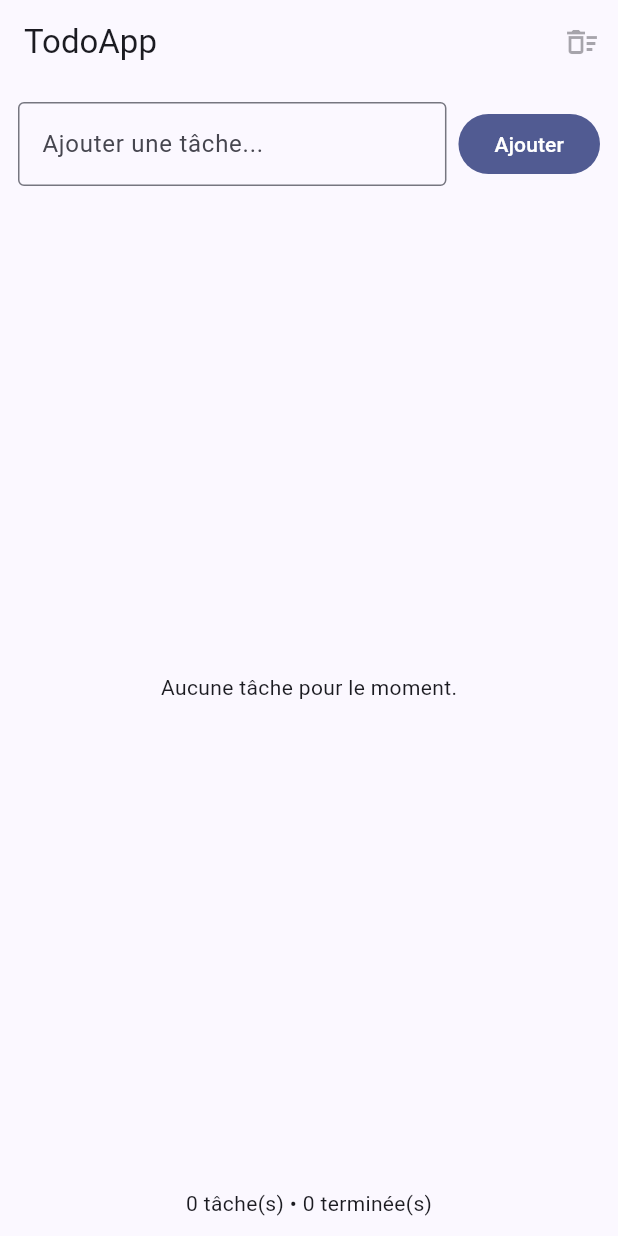
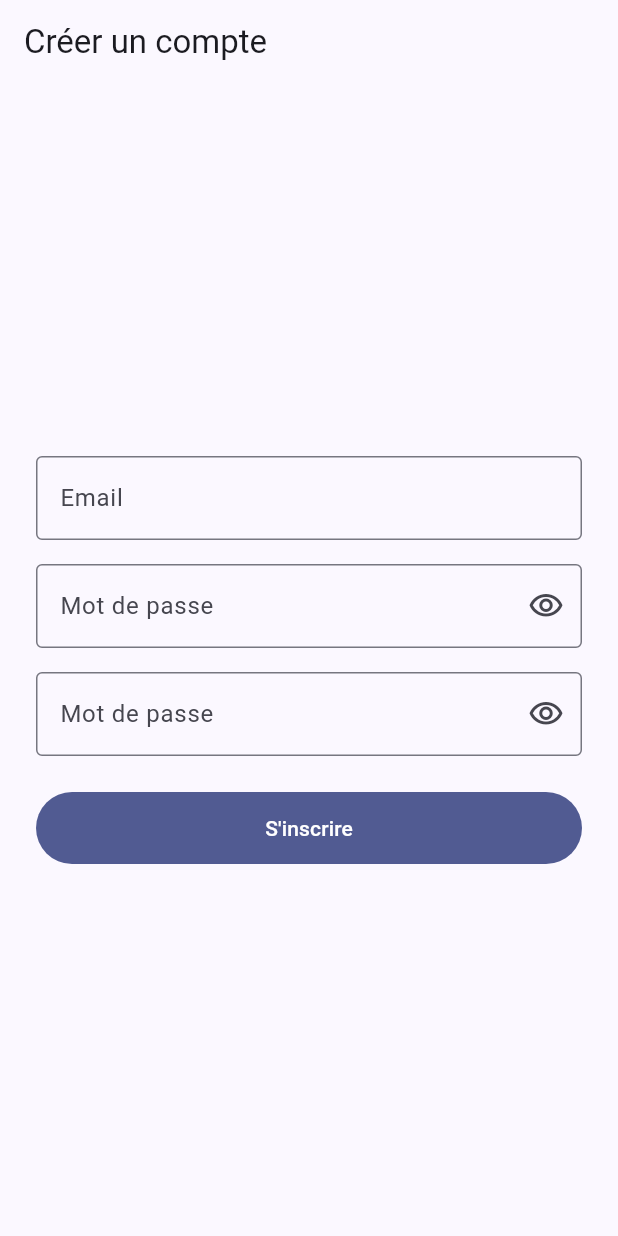
Before and after one commit to julienESN/flutter_project, a Flutter app: the screen it shows after launch, on a phone screen of 412 x 824 dp. Run offline on Flutter 3.47's test engine with Material 3 defaults, Android fonts, the phone set to English and light mode, and no system bars; our stand-ins replace shared_preferences.

Commit message:
Ajout RegisterScreen et tests associés

```diff
--- a/lib/main.dart
+++ b/lib/main.dart
@@ -1,7 +1,8 @@
 import 'package:flutter/material.dart';
 import 'package:provider/provider.dart';
 import 'providers/todo_provider.dart';
-import 'screens/home_screen.dart';
+//import 'screens/home_screen.dart';
+import 'screens/register_screen.dart';
 
 void main() {
   runApp(
@@ -17,7 +18,7 @@ class MyApp extends StatelessWidget {
       title: 'TodoApp',
       debugShowCheckedModeBanner: false,
       theme: ThemeData(useMaterial3: true, colorSchemeSeed: Colors.indigo),
-      home: const HomeScreen(),
+      home: const RegisterScreen(),
     );
   }
 }
--- /dev/null
+++ b/lib/screens/register_screen.dart
@@ -0,0 +1,21 @@
+import 'package:flutter/material.dart';
+import '../widgets/register_form.dart';
+
+class RegisterScreen extends StatelessWidget {
+  const RegisterScreen({super.key});
+
+  @override
+  Widget build(BuildContext context) {
+    return Scaffold(
+      appBar: AppBar(title: const Text('Créer un compte')),
+      body: const SafeArea(
+        child: Center(
+          child: SingleChildScrollView(
+            padding: EdgeInsets.all(24),
+            child: RegisterForm(),
+          ),
+        ),
+      ),
+    );
+  }
+}
--- /dev/null
+++ b/lib/widgets/email_field.dart
@@ -0,0 +1,25 @@
+import 'package:flutter/material.dart';
+
+class EmailField extends StatelessWidget {
+  final TextEditingController controller;
+
+  const EmailField({super.key, required this.controller});
+
+  @override
+  Widget build(BuildContext context) {
+    return TextFormField(
+      controller: controller,
+      keyboardType: TextInputType.emailAddress,
+      decoration: const InputDecoration(
+        labelText: 'Email',
+        hintText: 'votre@email.com',
+        border: OutlineInputBorder(),
+      ),
+      validator: (v) {
+        if (v == null || v.trim().isEmpty) return 'Email requis';
+        if (!v.contains('@')) return 'Email invalide';
+        return null;
+      },
+    );
+  }
+}
--- /dev/null
+++ b/lib/widgets/password_field.dart
@@ -0,0 +1,37 @@
+import 'package:flutter/material.dart';
+
+class PasswordField extends StatelessWidget {
+  final TextEditingController controller;
+  final bool obscure;
+  final VoidCallback onToggleObscure;
+
+  const PasswordField({
+    super.key,
+    required this.controller,
+    required this.obscure,
+    required this.onToggleObscure,
+  });
+
+  @override
+  Widget build(BuildContext context) {
+    return TextFormField(
+      controller: controller,
+      obscureText: obscure,
+      decoration: InputDecoration(
+        labelText: 'Mot de passe',
+        border: const OutlineInputBorder(),
+        suffixIcon: IconButton(
+          icon: Icon(
+            obscure ? Icons.visibility_outlined : Icons.visibility_off_outlined,
+          ),
+          onPressed: onToggleObscure,
+        ),
+      ),
+      validator: (v) {
+        if (v == null || v.isEmpty) return 'Mot de passe requis';
+        if (v.length < 6) return 'Au moins 6 caractères';
+        return null;
+      },
+    );
+  }
+}
--- /dev/null
+++ b/lib/widgets/register_form.dart
@@ -0,0 +1,89 @@
+import 'package:flutter/material.dart';
+import 'email_field.dart';
+import 'password_field.dart';
+
+class RegisterForm extends StatefulWidget {
+  const RegisterForm({super.key});
+
+  @override
+  State<RegisterForm> createState() => _RegisterFormState();
+}
+
+class _RegisterFormState extends State<RegisterForm> {
+  final _formKey = GlobalKey<FormState>();
+  final _emailCtrl = TextEditingController();
+  final _passwordCtrl = TextEditingController();
+  final _confirmPasswordCtrl = TextEditingController();
+
+  bool _loading = false;
+  bool _obscurePassword = true;
+  bool _obscureConfirm = true;
+
+  Future<void> _register() async {
+    if (!(_formKey.currentState?.validate() ?? false)) return;
+
+    // Vérification que le mot de passe et sa confirmation correspondent
+    if (_passwordCtrl.text != _confirmPasswordCtrl.text) {
+      ScaffoldMessenger.of(context).showSnackBar(
+        const SnackBar(content: Text("Les mots de passe ne correspondent pas")),
+      );
+      return;
+    }
+
+    setState(() => _loading = true);
+
+    await Future.delayed(const Duration(seconds: 1)); // Simulation d'API
+
+    if (!mounted) return;
+    ScaffoldMessenger.of(context).showSnackBar(
+      const SnackBar(content: Text('Inscription réussie ✅')),
+    );
+    Navigator.of(context).pop();
+    setState(() => _loading = false);
+  }
+
+  @override
+  void dispose() {
+    _emailCtrl.dispose();
+    _passwordCtrl.dispose();
+    _confirmPasswordCtrl.dispose();
+    super.dispose();
+  }
+
+  @override
+  Widget build(BuildContext context) {
+    return Form(
+      key: _formKey,
+      child: Column(
+        crossAxisAlignment: CrossAxisAlignment.stretch,
+        children: [
+          EmailField(controller: _emailCtrl),
+          const SizedBox(height: 16),
+          PasswordField(
+            controller: _passwordCtrl,
+            obscure: _obscurePassword,
+            onToggleObscure: () {
+              setState(() => _obscurePassword = !_obscurePassword);
+            },
+          ),
+          const SizedBox(height: 16),
+          PasswordField(
+            controller: _confirmPasswordCtrl,
+            obscure: _obscureConfirm,
+            onToggleObscure: () {
+              setState(() => _obscureConfirm = !_obscureConfirm);
+            },
+          ),
+          const SizedBox(height: 24),
+          FilledButton(
+            onPressed: _loading ? null : _register,
+            style: FilledButton.styleFrom(minimumSize: const Size.fromHeight(48)),
+            child: _loading
+                ? const CircularProgressIndicator(strokeWidth: 2)
+                : const Text("S'inscrire"),
+          ),
+        ],
+      ),
+    );
+  }
+}
```
Also changed, not shown: lib/screens/login_screen.dart (added, +19 -0 lines), lib/widgets/login_form.dart (added, +86 -0 lines), lib/widgets/submit_button.dart (added, +18 -0 lines), 3 other files.
